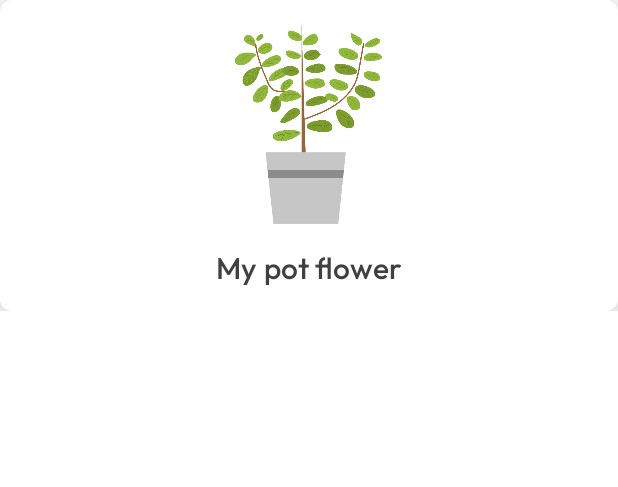
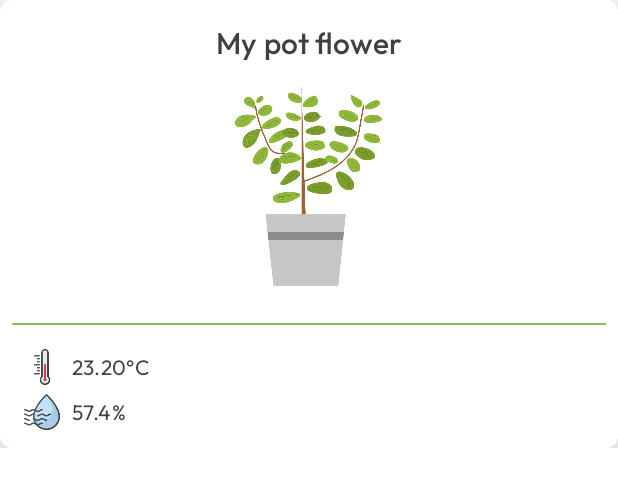
Before and after one commit to julianczaja/Kwiatonomous-v2, an Android app built with Jetpack Compose: the @Preview function UserDeviceItemPreviewLight, on a phone screen of 412 x 824 dp. Shown: the top 487 px of the screen. Run offline under Robolectric (Android 15) with nearby library versions, the phone set to English and light mode, and no system bars.

Commit message:
android/Added last update info to device view

```diff
--- a/android/app/src/main/java/com/corrot/kwiatonomousapp/common/Constants.kt
+++ b/android/app/src/main/java/com/corrot/kwiatonomousapp/common/Constants.kt
@@ -7,5 +7,5 @@ object Constants {
     const val NAV_ARG_DEVICE_ID = "deviceId"
     const val PREFERENCES_DATA_STORE_NAME = "preferences_data_store"
 
-    const val DEVICE_INACTIVE_TIME_SECONDS = 12L * 3600L
+    const val DEVICE_INACTIVE_TIME_SECONDS = 1L * 3600L
 }
--- a/android/app/src/main/java/com/corrot/kwiatonomousapp/common/components/UserDeviceItem.kt
+++ b/android/app/src/main/java/com/corrot/kwiatonomousapp/common/components/UserDeviceItem.kt
@@ -5,26 +5,28 @@ import androidx.compose.foundation.Image
 import androidx.compose.foundation.clickable
 import androidx.compose.foundation.layout.*
 import androidx.compose.foundation.shape.RoundedCornerShape
-import androidx.compose.material.Card
-import androidx.compose.material.MaterialTheme
-import androidx.compose.material.Surface
-import androidx.compose.material.Text
+import androidx.compose.material.*
 import androidx.compose.runtime.Composable
 import androidx.compose.ui.Alignment
 import androidx.compose.ui.Modifier
+import androidx.compose.ui.graphics.ImageBitmap
+import androidx.compose.ui.res.imageResource
 import androidx.compose.ui.res.painterResource
+import androidx.compose.ui.res.stringResource
 import androidx.compose.ui.text.style.TextAlign
 import androidx.compose.ui.text.style.TextOverflow
 import androidx.compose.ui.tooling.preview.Preview
 import androidx.compose.ui.unit.dp
 import com.corrot.kwiatonomousapp.R
+import com.corrot.kwiatonomousapp.domain.model.DeviceUpdate
 import com.corrot.kwiatonomousapp.domain.model.UserDevice
 import com.corrot.kwiatonomousapp.presentation.theme.KwiatonomousAppTheme
+import java.time.LocalDateTime
 
 @Preview(
     "UserDeviceItemPreviewLight",
     widthDp = 200,
-    heightDp = 250,
+    heightDp = 300,
     uiMode = Configuration.UI_MODE_NIGHT_NO
 )
 @Composable
@@ -36,6 +38,14 @@ fun UserDeviceItemPreviewLight() {
                     "testID",
                     "My pot flower",
                     R.drawable.flower_2,
+                ),
+                lastDeviceUpdate = DeviceUpdate(
+                    "testID",
+                    LocalDateTime.now(),
+                    68,
+                    3.92f,
+                    23.2f,
+                    57.4f
                 ),
                 onItemClick = {})
         }
@@ -58,6 +68,7 @@ fun UserDeviceItemPreviewDark() {
                     "My flower with long name", // max 24 characters
                     R.drawable.flower_1,
                 ),
+                lastDeviceUpdate = null,
                 onItemClick = {})
         }
     }
@@ -66,6 +77,7 @@ fun UserDeviceItemPreviewDark() {
 @Composable
 fun UserDeviceItem(
     userDevice: UserDevice,
+    lastDeviceUpdate: DeviceUpdate?,
     onItemClick: ((UserDevice) -> Unit)? = null
 ) {
     Card(
@@ -83,6 +95,13 @@ fun UserDeviceItem(
                 .fillMaxSize()
                 .padding(8.dp)
         ) {
+            Text(
+                text = userDevice.deviceName,
+                textAlign = TextAlign.Center,
+                style = MaterialTheme.typography.h6,
+                overflow = TextOverflow.Ellipsis,
+                modifier = Modifier.padding(8.dp)
+            )
             Image(
                 alignment = Alignment.Center,
                 painter = painterResource(userDevice.deviceImageId),
@@ -91,13 +110,60 @@ fun UserDeviceItem(
                     .size(150.dp)
                     .padding(horizontal = 8.dp)
             )
-            Text(
-                text = userDevice.deviceName,
-                textAlign = TextAlign.Center,
-                style = MaterialTheme.typography.h6,
-                overflow = TextOverflow.Ellipsis,
-                modifier = Modifier.padding(8.dp)
-            )
+            if (lastDeviceUpdate != null) {
+                Divider(
+                    color = MaterialTheme.colors.primaryVariant,
+                    thickness = 1.dp,
+                    modifier = Modifier.padding(vertical = 16.dp)
+                )
+                LastDeviceUpdate(lastDeviceUpdate)
+            }
         }
     }
 }
+
+@Composable
+fun LastDeviceUpdate(
+    lastDeviceUpdate: DeviceUpdate
+) {
+    Row(
+        verticalAlignment = Alignment.CenterVertically,
+        horizontalArrangement = Arrangement.Start,
+        modifier = Modifier
+            .padding(start = 8.dp)
+            .fillMaxWidth()
+    ) {
+        Image(
+            bitmap = ImageBitmap.imageResource(id = R.drawable.temperature),
+            contentDescription = null,
+            modifier = Modifier.size(24.dp)
+        )
+        Text(
+            text = stringResource(id = R.string.temperature_format).format(lastDeviceUpdate.temperature),
+            textAlign = TextAlign.Start,
+            style = MaterialTheme.typography.body2,
+            overflow = TextOverflow.Ellipsis,
+            modifier = Modifier.padding(start = 8.dp)
+        )
+    }
+    Row(
+        verticalAlignment = Alignment.CenterVertically,
+        horizontalArrangement = Arrangement.Start,
+        modifier = Modifier
+            .padding(start = 8.dp, top = 6.dp, bottom = 4.dp)
+            .fillMaxWidth()
+    ) {
+        Image(
+            bitmap = ImageBitmap.imageResource(id = R.drawable.humidity),
+            contentDescription = null,
+            modifier = Modifier.size(24.dp)
+        )
+        Text(
+            text = stringResource(id = R.string.humidity_format).format(lastDeviceUpdate.humidity),
+            textAlign = TextAlign.Start,
+            style = MaterialTheme.typography.body2,
+            overflow = TextOverflow.Ellipsis,
+            modifier = Modifier.padding(start = 8.dp)
+        )
+    }
+}
--- a/android/app/src/main/java/com/corrot/kwiatonomousapp/presentation/devices/DevicesState.kt
+++ b/android/app/src/main/java/com/corrot/kwiatonomousapp/presentation/devices/DevicesState.kt
@@ -1,9 +1,10 @@
 package com.corrot.kwiatonomousapp.presentation.devices
 
+import com.corrot.kwiatonomousapp.domain.model.DeviceUpdate
 import com.corrot.kwiatonomousapp.domain.model.UserDevice
 
 data class DevicesState(
-    val userDevices: List<UserDevice>? = null,
+    val userDevicesWithLastUpdates: List<Pair<UserDevice, DeviceUpdate?>>? = null,
     val isLoading: Boolean = false,
     val error: String? = null
 )
--- a/android/app/src/main/res/values/strings.xml
+++ b/android/app/src/main/res/values/strings.xml
@@ -63,5 +63,5 @@
     <string name="battery_voltage_format" translatable="false">%.2f V</string>
     <string name="device_id_length_format" translatable="false">%d/10</string>
     <string name="humidity_format" translatable="false">%.1f%%</string>
-    <string name="temperature_format" translatable="false">%.2f °C</string>
+    <string name="temperature_format" translatable="false">%.2f°C</string>
 </resources>
```
Also changed, not shown: android/app/src/main/java/com/corrot/kwiatonomousapp/domain/usecase/GetUserDevicesWithLastUpdatesUseCase.kt (added, +34 -0 lines), android/app/src/main/java/com/corrot/kwiatonomousapp/presentation/device_details/DeviceDetailsScreen.kt (+7 -2 lines), android/app/src/main/java/com/corrot/kwiatonomousapp/presentation/devices/DevicesScreen.kt (+16 -15 lines), android/app/src/main/java/com/corrot/kwiatonomousapp/presentation/devices/DevicesViewModel.kt (+12 -7 lines), android/app/src/main/res/drawable-nodpi/humidity.png (added), android/app/src/main/res/drawable-nodpi/temperature.png (added).
